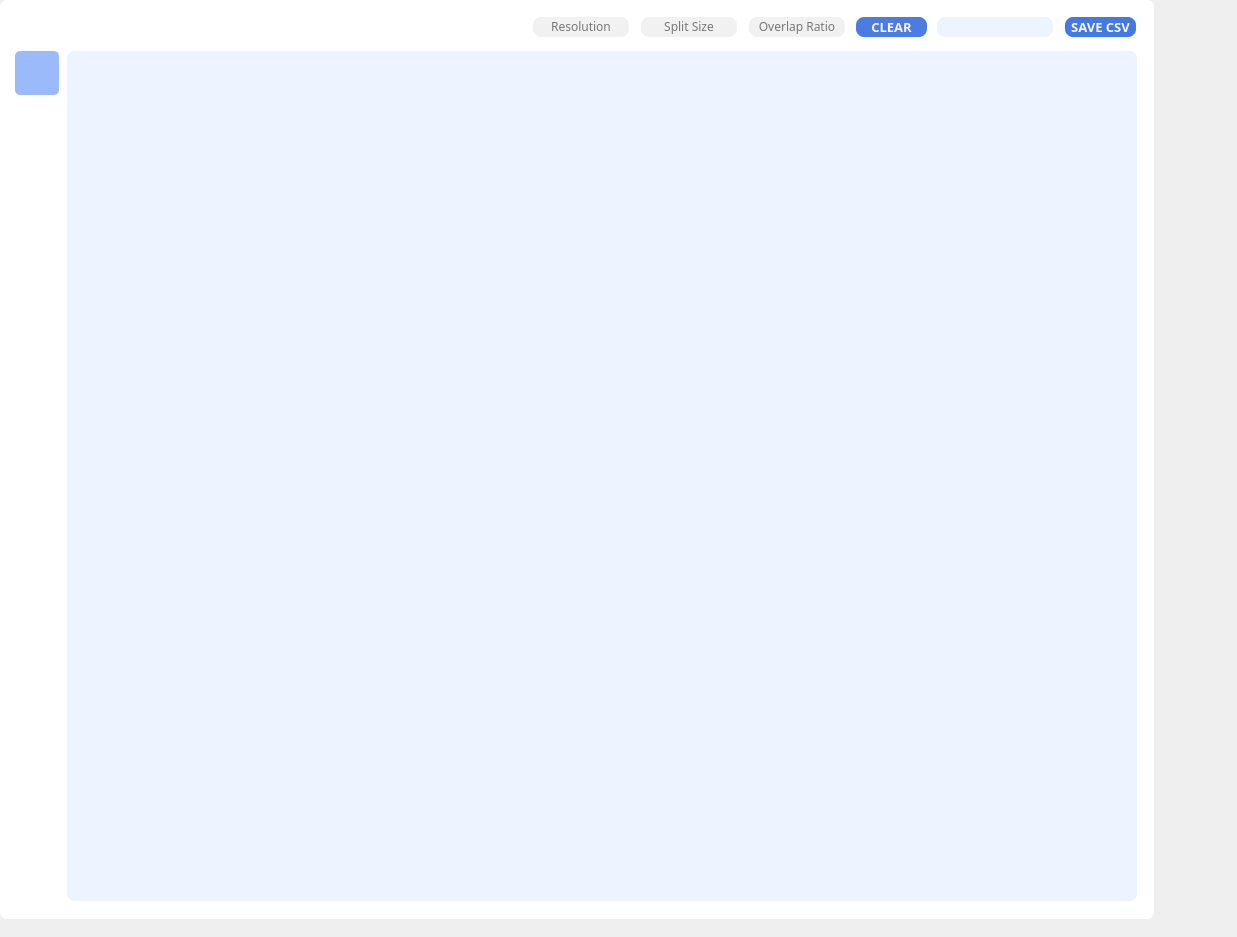
This is GUI/widget_palm.ui in sodinfeliz/ai-assistant-tools as Qt 5 draws it before an edit. The edited form follows.
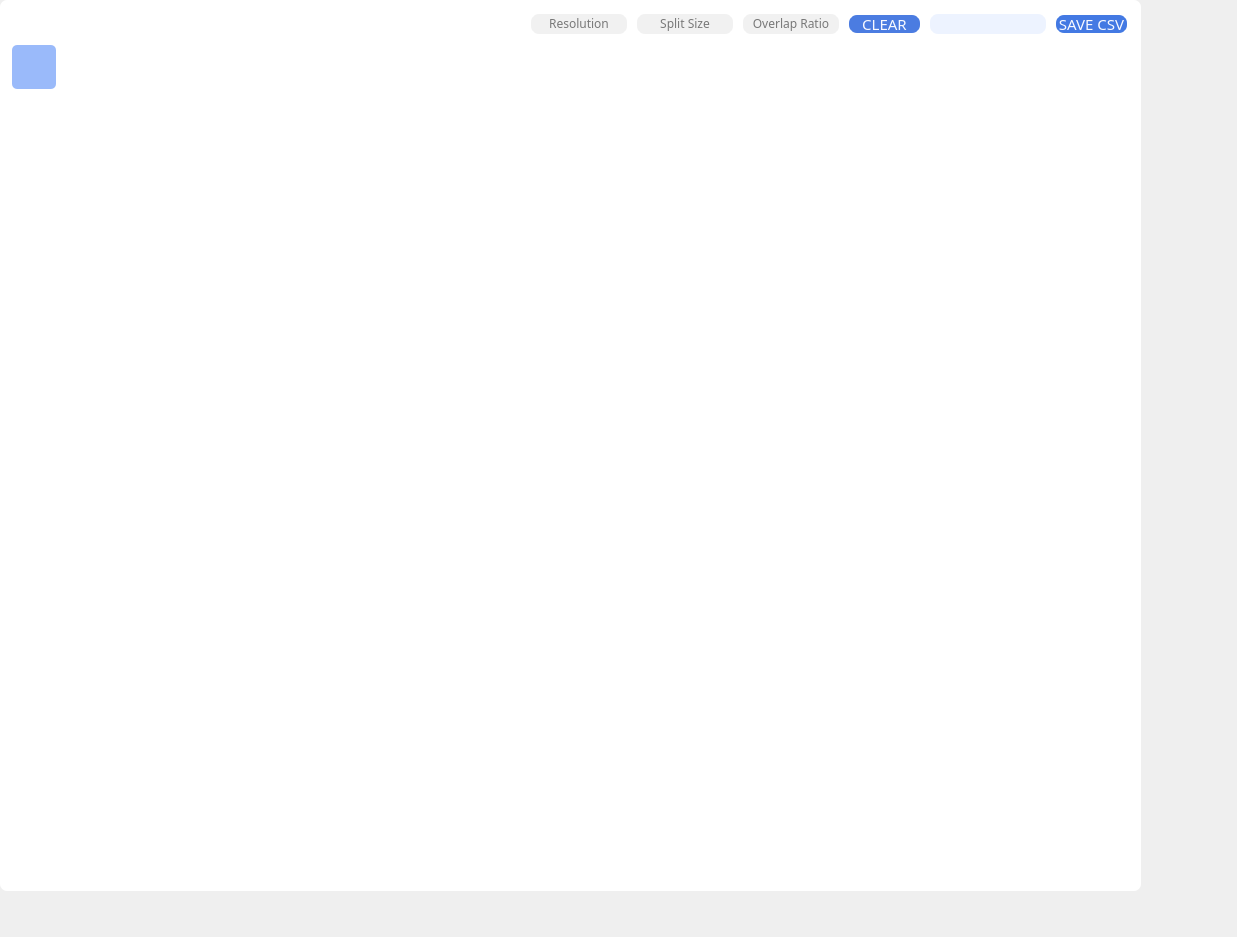
This is the edited form. Icons and pictures are not drawn.

Commit message: Rearrange the palm widgets by `QGridLayout`.

Patch:
```diff
--- a/GUI/widget_palm.ui
+++ b/GUI/widget_palm.ui
@@ -18,8 +18,8 @@
     <rect>
      <x>0</x>
      <y>0</y>
-     <width>1154</width>
-     <height>919</height>
+     <width>1141</width>
+     <height>891</height>
     </rect>
    </property>
    <property name="autoFillBackground">
@@ -38,478 +38,44 @@
    <property name="frameShadow">
     <enum>QFrame::Raised</enum>
    </property>
-   <widget class="QGraphicsView" name="view_canvas">
+   <widget class="QWidget" name="verticalLayoutWidget">
     <property name="geometry">
      <rect>
-      <x>67</x>
-      <y>51</y>
-      <width>1070</width>
-      <height>850</height>
+      <x>-1</x>
+      <y>40</y>
+      <width>61</width>
+      <height>851</height>
      </rect>
     </property>
-    <property name="cursor" stdset="0">
-     <cursorShape>ArrowCursor</cursorShape>
-    </property>
-    <property name="styleSheet">
-     <string notr="true">background-color: #EDF3FF;
-border: none;</string>
-    </property>
-    <property name="frameShape">
-     <enum>QFrame::StyledPanel</enum>
-    </property>
-    <property name="verticalScrollBarPolicy">
-     <enum>Qt::ScrollBarAlwaysOff</enum>
-    </property>
-    <property name="horizontalScrollBarPolicy">
-     <enum>Qt::ScrollBarAlwaysOff</enum>
-    </property>
-    <property name="transformationAnchor">
-     <enum>QGraphicsView::AnchorUnderMouse</enum>
-    </property>
-    <property name="resizeAnchor">
-     <enum>QGraphicsView::AnchorUnderMouse</enum>
-    </property>
-   </widget>
-   <widget class="QGroupBox" name="groupBox">
-    <property name="geometry">
-     <rect>
-      <x>7</x>
-      <y>8</y>
-      <width>121</width>
-      <height>35</height>
-     </rect>
-    </property>
-    <property name="styleSheet">
-     <string notr="true">border: none;</string>
-    </property>
-    <property name="title">
-     <string/>
-    </property>
-    <widget class="QPushButton" name="pb_return">
-     <property name="geometry">
-      <rect>
-       <x>4</x>
-       <y>4</y>
-       <width>30</width>
-       <height>30</height>
-      </rect>
+    <layout class="QVBoxLayout" name="vl_mode">
+     <property name="leftMargin">
+      <number>13</number>
      </property>
-     <property name="font">
-      <font>
-       <family>Tw Cen MT Condensed</family>
-       <pointsize>12</pointsize>
-       <weight>50</weight>
-       <bold>false</bold>
-      </font>
+     <property name="topMargin">
+      <number>5</number>
      </property>
-     <property name="styleSheet">
-      <string notr="true">QPushButton {
-	background-color: rgba(0,0,0,0);
-	border: none;
-}
-QPushButton:pressed{
-	margin: 1 1 1 1;
-	outline: 0;
-}
-
-
-</string>
+     <property name="bottomMargin">
+      <number>15</number>
      </property>
-     <property name="text">
-      <string/>
-     </property>
-     <property name="icon">
-      <iconset>
-       <normaloff>../GUIImg/pb-home.png</normaloff>../GUIImg/pb-home.png</iconset>
-     </property>
-     <property name="iconSize">
-      <size>
-       <width>20</width>
-       <height>20</height>
-      </size>
-     </property>
-     <property name="checkable">
-      <bool>true</bool>
-     </property>
-    </widget>
-    <widget class="QPushButton" name="pb_openfile">
-     <property name="geometry">
-      <rect>
-       <x>31</x>
-       <y>4</y>
-       <width>30</width>
-       <height>30</height>
-      </rect>
-     </property>
-     <property name="font">
-      <font>
-       <family>Tw Cen MT Condensed</family>
-       <pointsize>12</pointsize>
-       <weight>50</weight>
-       <bold>false</bold>
-      </font>
-     </property>
-     <property name="styleSheet">
-      <string notr="true">QPushButton {
-	background-color: rgba(0,0,0,0);
-	border: none;
-}
-QPushButton:pressed{
-	margin: 1 1 1 1;
-	outline: 0;
-}
-
-
-</string>
-     </property>
-     <property name="text">
-      <string/>
-     </property>
-     <property name="icon">
-      <iconset>
-       <normaloff>../GUIImg/pb-computer-folder.png</normaloff>../GUIImg/pb-computer-folder.png</iconset>
-     </property>
-     <property name="iconSize">
-      <size>
-       <width>20</width>
-       <height>20</height>
-      </size>
-     </property>
-     <property name="checkable">
-      <bool>true</bool>
-     </property>
-    </widget>
-    <widget class="QPushButton" name="pb_loadcsv">
-     <property name="enabled">
-      <bool>false</bool>
-     </property>
-     <property name="geometry">
-      <rect>
-       <x>58</x>
-       <y>4</y>
-       <width>30</width>
-       <height>30</height>
-      </rect>
-     </property>
-     <property name="font">
-      <font>
-       <family>Tw Cen MT Condensed</family>
-       <pointsize>10</pointsize>
-       <weight>75</weight>
-       <bold>true</bold>
-      </font>
-     </property>
-     <property name="styleSheet">
-      <string notr="true">QPushButton {
-	background-color: rgba(0,0,0,0);
-	border: none;
-}
-QPushButton:pressed{
-	margin: 1 1 1 1;
-	outline: 0;
-}
-</string>
-     </property>
-     <property name="text">
-      <string/>
-     </property>
-     <property name="icon">
-      <iconset>
-       <normaloff>../GUIImg/placeholder.png</normaloff>../GUIImg/placeholder.png</iconset>
-     </property>
-     <property name="iconSize">
-      <size>
-       <width>20</width>
-       <height>20</height>
-      </size>
-     </property>
-     <property name="checkable">
-      <bool>true</bool>
-     </property>
-    </widget>
-    <widget class="QPushButton" name="pb_save_dataset">
-     <property name="enabled">
-      <bool>false</bool>
-     </property>
-     <property name="geometry">
-      <rect>
-       <x>84</x>
-       <y>4</y>
-       <width>30</width>
-       <height>30</height>
-      </rect>
-     </property>
-     <property name="font">
-      <font>
-       <family>Tw Cen MT Condensed</family>
-       <pointsize>12</pointsize>
-      </font>
-     </property>
-     <property name="styleSheet">
-      <string notr="true">QPushButton {
-	background-color: rgba(0,0,0,0);
-	border: none;
-}
-QPushButton:pressed{
-	margin: 1 1 1 1;
-	outline: 0;
-}
-</string>
-     </property>
-     <property name="text">
-      <string/>
-     </property>
-     <property name="icon">
-      <iconset>
-       <normaloff>../GUIImg/pb-save.png</normaloff>../GUIImg/pb-save.png</iconset>
-     </property>
-     <property name="iconSize">
-      <size>
-       <width>20</width>
-       <height>20</height>
-      </size>
-     </property>
-    </widget>
-   </widget>
-   <widget class="QGroupBox" name="groupBox_2">
-    <property name="geometry">
-     <rect>
-      <x>473</x>
-      <y>9</y>
-      <width>671</width>
-      <height>38</height>
-     </rect>
-    </property>
-    <property name="styleSheet">
-     <string notr="true">border: none;</string>
-    </property>
-    <property name="title">
-     <string/>
-    </property>
-    <widget class="QLineEdit" name="le_crop_size">
-     <property name="enabled">
-      <bool>false</bool>
-     </property>
-     <property name="geometry">
-      <rect>
-       <x>166</x>
-       <y>6</y>
-       <width>100</width>
-       <height>24</height>
-      </rect>
-     </property>
-     <property name="font">
-      <font>
-       <family>Tw Cen MT</family>
-       <pointsize>9</pointsize>
-      </font>
-     </property>
-     <property name="styleSheet">
-      <string notr="true">QLineEdit {
-	border: 2px solid white;
-	border-radius: 10px;
-	background-color: #F1F1F1;
-	padding-bottom: 1px;
-}</string>
-     </property>
-     <property name="text">
-      <string/>
-     </property>
-     <property name="alignment">
-      <set>Qt::AlignCenter</set>
-     </property>
-     <property name="placeholderText">
-      <string>Split Size</string>
-     </property>
-    </widget>
-    <widget class="QLineEdit" name="le_overlap_ratio">
-     <property name="enabled">
-      <bool>false</bool>
-     </property>
-     <property name="geometry">
-      <rect>
-       <x>274</x>
-       <y>6</y>
-       <width>100</width>
-       <height>24</height>
-      </rect>
-     </property>
-     <property name="font">
-      <font>
-       <family>Tw Cen MT</family>
-       <pointsize>9</pointsize>
-      </font>
-     </property>
-     <property name="styleSheet">
-      <string notr="true">QLineEdit {
-	border: 2px solid white;
-	border-radius: 10px;
-	background-color: #F1F1F1;
-	padding-bottom: 1px;
-}
-</string>
-     </property>
-     <property name="text">
-      <string/>
-     </property>
-     <property name="alignment">
-      <set>Qt::AlignCenter</set>
-     </property>
-     <property name="placeholderText">
-      <string>Overlap Ratio</string>
-     </property>
-    </widget>
-    <widget class="QLabel" name="info_display">
-     <property name="geometry">
-      <rect>
-       <x>462</x>
-       <y>6</y>
-       <width>120</width>
-       <height>24</height>
-      </rect>
-     </property>
-     <property name="font">
-      <font>
-       <family>Tw Cen MT</family>
-       <pointsize>9</pointsize>
-      </font>
-     </property>
-     <property name="styleSheet">
-      <string notr="true">background-color: #EDF3FF;
-border: 2px solid white;
-border-radius: 10px;
-padding-bottom: 1px;</string>
-     </property>
-     <property name="text">
-      <string/>
-     </property>
-     <property name="alignment">
-      <set>Qt::AlignCenter</set>
-     </property>
-    </widget>
-    <widget class="QPushButton" name="pb_save_csv">
-     <property name="enabled">
-      <bool>false</bool>
-     </property>
-     <property name="geometry">
-      <rect>
-       <x>590</x>
-       <y>6</y>
-       <width>75</width>
-       <height>24</height>
-      </rect>
-     </property>
-     <property name="font">
-      <font>
-       <family>Tw Cen MT Condensed</family>
-       <pointsize>10</pointsize>
-       <weight>75</weight>
-       <bold>true</bold>
-      </font>
-     </property>
-     <property name="styleSheet">
-      <string notr="true">QPushButton {
-	background-color: #4379E3;
-	color: #F7F9FF;
-	border: 2px solid white;
-	border-radius: 10px;
-	padding-bottom: 1px;
-}
-QPushButton:pressed {
-	margin: 1 1 1 1;
-}</string>
-     </property>
-     <property name="text">
-      <string>SAVE CSV</string>
-     </property>
-    </widget>
-    <widget class="QPushButton" name="pb_clear_crop">
-     <property name="enabled">
-      <bool>true</bool>
-     </property>
-     <property name="geometry">
-      <rect>
-       <x>381</x>
-       <y>6</y>
-       <width>75</width>
-       <height>24</height>
-      </rect>
-     </property>
-     <property name="font">
-      <font>
-       <family>Tw Cen MT Condensed</family>
-       <pointsize>10</pointsize>
-       <weight>75</weight>
-       <bold>true</bold>
-      </font>
-     </property>
-     <property name="styleSheet">
-      <string notr="true">QPushButton {
-	background-color: #4B7CE1;
-	color: #F7F9FF;
-	border: 2px solid white;
-	border-radius: 10px;
-	padding-bottom: 1px;
-}
-QPushButton:pressed {
-	margin: 1 1 1 1;
-}</string>
-     </property>
-     <property name="text">
-      <string>CLEAR</string>
-     </property>
-    </widget>
-    <widget class="QLineEdit" name="le_crop_size_2">
-     <property name="enabled">
-      <bool>false</bool>
-     </property>
-     <property name="geometry">
-      <rect>
-       <x>58</x>
-       <y>6</y>
-       <width>100</width>
-       <height>24</height>
-      </rect>
-     </property>
-     <property name="font">
-      <font>
-       <family>Tw Cen MT</family>
-       <pointsize>9</pointsize>
-      </font>
-     </property>
-     <property name="styleSheet">
-      <string notr="true">QLineEdit {
-	border: 2px solid white;
-	border-radius: 10px;
-	background-color: #F1F1F1;
-	padding-bottom: 1px;
-}</string>
-     </property>
-     <property name="text">
-      <string/>
-     </property>
-     <property name="alignment">
-      <set>Qt::AlignCenter</set>
-     </property>
-     <property name="placeholderText">
-      <string>Resolution</string>
-     </property>
-    </widget>
-   </widget>
-   <widget class="QPushButton" name="pb_select_mode">
-    <property name="enabled">
-     <bool>true</bool>
-    </property>
-    <property name="geometry">
-     <rect>
-      <x>15</x>
-      <y>51</y>
-      <width>44</width>
-      <height>44</height>
-     </rect>
-    </property>
-    <property name="styleSheet">
-     <string notr="true">QPushButton {
+     <item>
+      <widget class="QPushButton" name="pb_select_mode">
+       <property name="enabled">
+        <bool>true</bool>
+       </property>
+       <property name="minimumSize">
+        <size>
+         <width>44</width>
+         <height>44</height>
+        </size>
+       </property>
+       <property name="maximumSize">
+        <size>
+         <width>44</width>
+         <height>44</height>
+        </size>
+       </property>
+       <property name="styleSheet">
+        <string notr="true">QPushButton {
 	border: none;
 	border-radius: 5px;
 	background-color: #9ABAFA;
@@ -519,32 +85,38 @@
 	outline: 0;
 }
 </string>
-    </property>
-    <property name="text">
-     <string/>
-    </property>
-    <property name="icon">
-     <iconset>
-      <normaloff>../GUIImg/cursor3.png</normaloff>../GUIImg/cursor3.png</iconset>
-    </property>
-    <property name="iconSize">
-     <size>
-      <width>38</width>
-      <height>38</height>
-     </size>
-    </property>
-   </widget>
-   <widget class="QPushButton" name="pb_crop_mode">
-    <property name="geometry">
-     <rect>
-      <x>15</x>
-      <y>103</y>
-      <width>44</width>
-      <height>44</height>
-     </rect>
-    </property>
-    <property name="styleSheet">
-     <string notr="true">QPushButton {
+       </property>
+       <property name="text">
+        <string/>
+       </property>
+       <property name="icon">
+        <iconset>
+         <normaloff>../GUIImg/cursor3.png</normaloff>../GUIImg/cursor3.png</iconset>
+       </property>
+       <property name="iconSize">
+        <size>
+         <width>38</width>
+         <height>38</height>
+        </size>
+       </property>
+      </widget>
+     </item>
+     <item>
+      <widget class="QPushButton" name="pb_crop_mode">
+       <property name="minimumSize">
+        <size>
+         <width>44</width>
+         <height>44</height>
+        </size>
+       </property>
+       <property name="maximumSize">
+        <size>
+         <width>44</width>
+         <height>44</height>
+        </size>
+       </property>
+       <property name="styleSheet">
+        <string notr="true">QPushButton {
 	border: None;
 	border-radius: 5px;
 }
@@ -559,20 +131,525 @@
 }
 
 </string>
+       </property>
+       <property name="text">
+        <string/>
+       </property>
+       <property name="icon">
+        <iconset>
+         <normaloff>../GUIImg/bnbox.png</normaloff>../GUIImg/bnbox.png</iconset>
+       </property>
+       <property name="iconSize">
+        <size>
+         <width>25</width>
+         <height>25</height>
+        </size>
+       </property>
+      </widget>
+     </item>
+     <item>
+      <spacer name="verticalSpacer">
+       <property name="orientation">
+        <enum>Qt::Vertical</enum>
+       </property>
+       <property name="sizeHint" stdset="0">
+        <size>
+         <width>20</width>
+         <height>40</height>
+        </size>
+       </property>
+      </spacer>
+     </item>
+    </layout>
+   </widget>
+   <widget class="QWidget" name="gridLayoutWidget">
+    <property name="geometry">
+     <rect>
+      <x>60</x>
+      <y>40</y>
+      <width>1081</width>
+      <height>851</height>
+     </rect>
     </property>
-    <property name="text">
-     <string/>
+    <layout class="QGridLayout" name="gl_canvas">
+     <property name="leftMargin">
+      <number>5</number>
+     </property>
+     <property name="topMargin">
+      <number>5</number>
+     </property>
+     <property name="rightMargin">
+      <number>15</number>
+     </property>
+     <property name="bottomMargin">
+      <number>15</number>
+     </property>
+    </layout>
+   </widget>
+   <widget class="QWidget" name="gridLayoutWidget_3">
+    <property name="geometry">
+     <rect>
+      <x>0</x>
+      <y>0</y>
+      <width>1141</width>
+      <height>41</height>
+     </rect>
     </property>
-    <property name="icon">
-     <iconset>
-      <normaloff>../GUIImg/bnbox.png</normaloff>../GUIImg/bnbox.png</iconset>
-    </property>
-    <property name="iconSize">
-     <size>
-      <width>25</width>
-      <height>25</height>
-     </size>
-    </property>
+    <layout class="QGridLayout" name="gl_bar">
+     <property name="leftMargin">
+      <number>11</number>
+     </property>
+     <property name="topMargin">
+      <number>8</number>
+     </property>
+     <property name="rightMargin">
+      <number>12</number>
+     </property>
+     <item row="0" column="8">
+      <widget class="QLineEdit" name="le_overlap_ratio">
+       <property name="enabled">
+        <bool>false</bool>
+       </property>
+       <property name="minimumSize">
+        <size>
+         <width>100</width>
+         <height>0</height>
+        </size>
+       </property>
+       <property name="maximumSize">
+        <size>
+         <width>100</width>
+         <height>16777215</height>
+        </size>
+       </property>
+       <property name="font">
+        <font>
+         <family>Tw Cen MT</family>
+         <pointsize>9</pointsize>
+        </font>
+       </property>
+       <property name="styleSheet">
+        <string notr="true">QLineEdit {
+	border: 2px solid white;
+	border-radius: 10px;
+	background-color: #F1F1F1;
+	padding-bottom: 1px;
+}
+</string>
+       </property>
+       <property name="text">
+        <string/>
+       </property>
+       <property name="alignment">
+        <set>Qt::AlignCenter</set>
+       </property>
+       <property name="placeholderText">
+        <string>Overlap Ratio</string>
+       </property>
+      </widget>
+     </item>
+     <item row="0" column="11">
+      <widget class="QPushButton" name="pb_save_csv">
+       <property name="enabled">
+        <bool>false</bool>
+       </property>
+       <property name="minimumSize">
+        <size>
+         <width>75</width>
+         <height>22</height>
+        </size>
+       </property>
+       <property name="maximumSize">
+        <size>
+         <width>75</width>
+         <height>22</height>
+        </size>
+       </property>
+       <property name="font">
+        <font>
+         <family>Tw Cen MT Condensed</family>
+         <pointsize>11</pointsize>
+         <weight>50</weight>
+         <bold>false</bold>
+        </font>
+       </property>
+       <property name="styleSheet">
+        <string notr="true">QPushButton {
+	background-color: #4379E3;
+	color: #F7F9FF;
+	border: 2px solid white;
+	border-radius: 10px;
+	padding-bottom: 1px;
+}
+QPushButton:pressed {
+	margin: 1 1 1 1;
+}</string>
+       </property>
+       <property name="text">
+        <string>SAVE CSV</string>
+       </property>
+      </widget>
+     </item>
+     <item row="0" column="5">
+      <spacer name="horizontalSpacer">
+       <property name="orientation">
+        <enum>Qt::Horizontal</enum>
+       </property>
+       <property name="sizeHint" stdset="0">
+        <size>
+         <width>40</width>
+         <height>20</height>
+        </size>
+       </property>
+      </spacer>
+     </item>
+     <item row="0" column="7">
+      <widget class="QLineEdit" name="le_crop_size">
+       <property name="enabled">
+        <bool>false</bool>
+       </property>
+       <property name="minimumSize">
+        <size>
+         <width>100</width>
+         <height>0</height>
+        </size>
+       </property>
+       <property name="maximumSize">
+        <size>
+         <width>100</width>
+         <height>16777215</height>
+        </size>
+       </property>
+       <property name="font">
+        <font>
+         <family>Tw Cen MT</family>
+         <pointsize>9</pointsize>
+        </font>
+       </property>
+       <property name="styleSheet">
+        <string notr="true">QLineEdit {
+	border: 2px solid white;
+	border-radius: 10px;
+	background-color: #F1F1F1;
+	padding-bottom: 1px;
+}</string>
+       </property>
+       <property name="text">
+        <string/>
+       </property>
+       <property name="alignment">
+        <set>Qt::AlignCenter</set>
+       </property>
+       <property name="placeholderText">
+        <string>Split Size</string>
+       </property>
+      </widget>
+     </item>
+     <item row="0" column="9">
+      <widget class="QPushButton" name="pb_clear_crop">
+       <property name="enabled">
+        <bool>true</bool>
+       </property>
+       <property name="minimumSize">
+        <size>
+         <width>75</width>
+         <height>22</height>
+        </size>
+       </property>
+       <property name="maximumSize">
+        <size>
+         <width>75</width>
+         <height>22</height>
+        </size>
+       </property>
+       <property name="font">
+        <font>
+         <family>Tw Cen MT Condensed</family>
+         <pointsize>11</pointsize>
+         <weight>50</weight>
+         <bold>false</bold>
+         <kerning>true</kerning>
+        </font>
+       </property>
+       <property name="styleSheet">
+        <string notr="true">QPushButton {
+	background-color: #4B7CE1;
+	color: #F7F9FF;
+	border: 2px solid white;
+	border-radius: 10px;
+	padding-bottom: 1px;
+}
+QPushButton:pressed {
+	margin: 1 1 1 1;
+}</string>
+       </property>
+       <property name="text">
+        <string>CLEAR</string>
+       </property>
+      </widget>
+     </item>
+     <item row="0" column="6">
+      <widget class="QLineEdit" name="le_crop_size_2">
+       <property name="enabled">
+        <bool>false</bool>
+       </property>
+       <property name="minimumSize">
+        <size>
+         <width>100</width>
+         <height>0</height>
+        </size>
+       </property>
+       <property name="maximumSize">
+        <size>
+         <width>100</width>
+         <height>16777215</height>
+        </size>
+       </property>
+       <property name="font">
+        <font>
+         <family>Tw Cen MT</family>
+         <pointsize>9</pointsize>
+        </font>
+       </property>
+       <property name="styleSheet">
+        <string notr="true">QLineEdit {
+	border: 2px solid white;
+	border-radius: 10px;
+	background-color: #F1F1F1;
+	padding-bottom: 1px;
+}</string>
+       </property>
+       <property name="text">
+        <string/>
+       </property>
+       <property name="alignment">
+        <set>Qt::AlignCenter</set>
+       </property>
+       <property name="placeholderText">
+        <string>Resolution</string>
+       </property>
+      </widget>
+     </item>
+     <item row="0" column="0">
+      <widget class="QPushButton" name="pb_return">
+       <property name="minimumSize">
+        <size>
+         <width>22</width>
+         <height>22</height>
+        </size>
+       </property>
+       <property name="font">
+        <font>
+         <family>Tw Cen MT Condensed</family>
+         <pointsize>12</pointsize>
+         <weight>50</weight>
+         <bold>false</bold>
+        </font>
+       </property>
+       <property name="styleSheet">
+        <string notr="true">QPushButton {
+	background-color: rgba(0,0,0,0);
+	border: none;
+}
+QPushButton:pressed{
+	margin: 1 1 1 1;
+	outline: 0;
+}
+
+
+</string>
+       </property>
+       <property name="text">
+        <string/>
+       </property>
+       <property name="icon">
+        <iconset>
+         <normaloff>../GUIImg/pb-home.png</normaloff>../GUIImg/pb-home.png</iconset>
+       </property>
+       <property name="iconSize">
+        <size>
+         <width>20</width>
+         <height>20</height>
+        </size>
+       </property>
+       <property name="checkable">
+        <bool>true</bool>
+       </property>
+      </widget>
+     </item>
+     <item row="0" column="10">
+      <widget class="QLabel" name="info_display">
+       <property name="minimumSize">
+        <size>
+         <width>120</width>
+         <height>0</height>
+        </size>
+       </property>
+       <property name="maximumSize">
+        <size>
+         <width>120</width>
+         <height>16777215</height>
+        </size>
+       </property>
+       <property name="font">
+        <font>
+         <family>Tw Cen MT</family>
+         <pointsize>9</pointsize>
+        </font>
+       </property>
+       <property name="styleSheet">
+        <string notr="true">background-color: #EDF3FF;
+border: 2px solid white;
+border-radius: 10px;
+padding-bottom: 1px;</string>
+       </property>
+       <property name="text">
+        <string/>
+       </property>
+       <property name="alignment">
+        <set>Qt::AlignCenter</set>
+       </property>
+      </widget>
+     </item>
+     <item row="0" column="1">
+      <widget class="QPushButton" name="pb_openfile">
+       <property name="minimumSize">
+        <size>
+         <width>22</width>
+         <height>22</height>
+        </size>
+       </property>
+       <property name="font">
+        <font>
+         <family>Tw Cen MT Condensed</family>
+         <pointsize>12</pointsize>
+         <weight>50</weight>
+         <bold>false</bold>
+        </font>
+       </property>
+       <property name="styleSheet">
+        <string notr="true">QPushButton {
+	background-color: rgba(0,0,0,0);
+	border: none;
+}
+QPushButton:pressed{
+	margin: 1 1 1 1;
+	outline: 0;
+}
+
+
+</string>
+       </property>
+       <property name="text">
+        <string/>
+       </property>
+       <property name="icon">
+        <iconset>
+         <normaloff>../GUIImg/pb-computer-folder.png</normaloff>../GUIImg/pb-computer-folder.png</iconset>
+       </property>
+       <property name="iconSize">
+        <size>
+         <width>20</width>
+         <height>20</height>
+        </size>
+       </property>
+       <property name="checkable">
+        <bool>true</bool>
+       </property>
+      </widget>
+     </item>
+     <item row="0" column="3">
+      <widget class="QPushButton" name="pb_save_dataset">
+       <property name="enabled">
+        <bool>false</bool>
+       </property>
+       <property name="minimumSize">
+        <size>
+         <width>22</width>
+         <height>22</height>
+        </size>
+       </property>
+       <property name="font">
+        <font>
+         <family>Tw Cen MT Condensed</family>
+         <pointsize>12</pointsize>
+        </font>
+       </property>
+       <property name="styleSheet">
+        <string notr="true">QPushButton {
+	background-color: rgba(0,0,0,0);
+	border: none;
+}
+QPushButton:pressed{
+	margin: 1 1 1 1;
+	outline: 0;
+}
+</string>
+       </property>
+       <property name="text">
+        <string/>
+       </property>
+       <property name="icon">
+        <iconset>
+         <normaloff>../GUIImg/pb-save.png</normaloff>../GUIImg/pb-save.png</iconset>
+       </property>
+       <property name="iconSize">
+        <size>
+         <width>20</width>
+         <height>20</height>
+        </size>
+       </property>
+      </widget>
+     </item>
+     <item row="0" column="2">
+      <widget class="QPushButton" name="pb_loadcsv">
+       <property name="enabled">
+        <bool>false</bool>
+       </property>
+       <property name="minimumSize">
+        <size>
+         <width>22</width>
+         <height>22</height>
+        </size>
+       </property>
+       <property name="font">
+        <font>
+         <family>Tw Cen MT Condensed</family>
+         <pointsize>10</pointsize>
+         <weight>75</weight>
+         <bold>true</bold>
+        </font>
+       </property>
+       <property name="styleSheet">
+        <string notr="true">QPushButton {
+	background-color: rgba(0,0,0,0);
+	border: none;
+}
+QPushButton:pressed{
+	margin: 1 1 1 1;
+	outline: 0;
+}
+</string>
+       </property>
+       <property name="text">
+        <string/>
+       </property>
+       <property name="icon">
+        <iconset>
+         <normaloff>../GUIImg/placeholder.png</normaloff>../GUIImg/placeholder.png</iconset>
+       </property>
+       <property name="iconSize">
+        <size>
+         <width>20</width>
+         <height>20</height>
+        </size>
+       </property>
+       <property name="checkable">
+        <bool>true</bool>
+       </property>
+      </widget>
+     </item>
+    </layout>
    </widget>
   </widget>
  </widget>
```
The commit also changes 1 other file.
